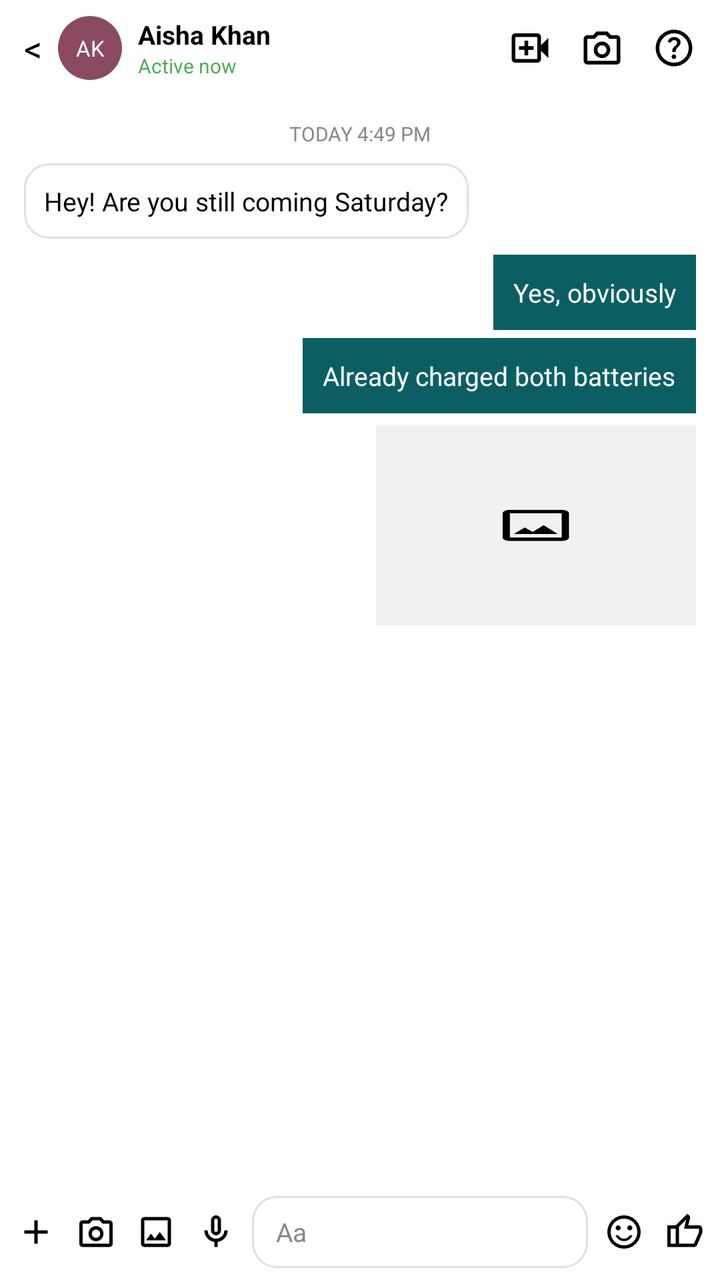
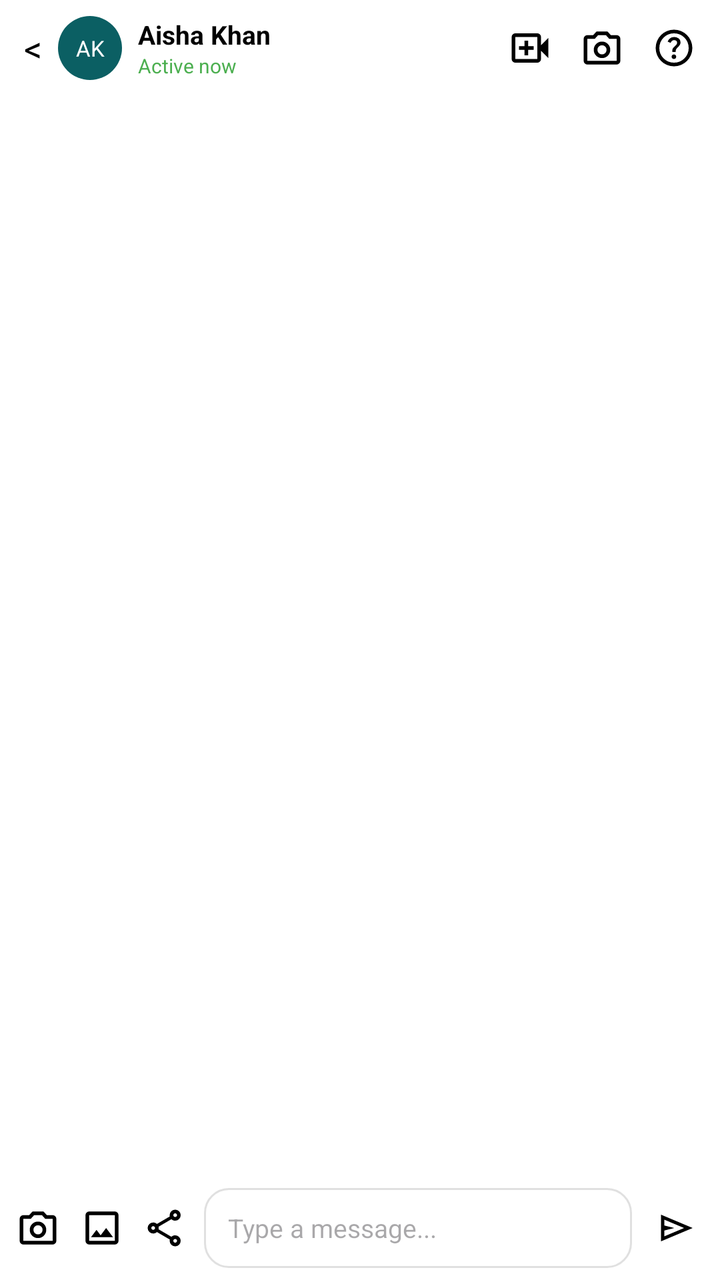

Compare the two renders of this Android layout. The source of the first and the diff that turns it into the second are given below.
<!-- AndroidManifest.xml: application theme Theme.I230720_SMD_Assignment1 -->
<!-- res/layout/dm.xml -->
<?xml version="1.0" encoding="utf-8"?>
<LinearLayout xmlns:android="http://schemas.android.com/apk/res/android"
    android:layout_width="match_parent"
    android:layout_height="match_parent"
    android:background="#FFFFFF"
    android:orientation="vertical">

    <LinearLayout
        android:layout_width="match_parent"
        android:layout_height="48dp"
        android:gravity="center_vertical"
        android:paddingStart="12dp"
        android:paddingEnd="12dp">

        <TextView
            android:id="@+id/btnBack"
            android:layout_width="wrap_content"
            android:layout_height="wrap_content"
            android:text="&lt;"
            android:textColor="#000000"
            android:textSize="18sp" />

        <TextView
            android:layout_width="32dp"
            android:layout_height="32dp"
            android:layout_marginStart="8dp"
            android:background="@drawable/avatar_circle"
            android:backgroundTint="#8B4A62"
            android:gravity="center"
            android:text="AK"
            android:textColor="#FFFFFF"
            android:textSize="11sp" />

        <LinearLayout
            android:layout_width="0dp"
            android:layout_height="wrap_content"
            android:layout_marginStart="8dp"
            android:layout_weight="1"
            android:orientation="vertical">

            <TextView
                android:layout_width="wrap_content"
                android:layout_height="wrap_content"
                android:text="Aisha Khan"
                android:textColor="#000000"
                android:textSize="13sp"
                android:textStyle="bold" />

            <TextView
                android:layout_width="wrap_content"
                android:layout_height="wrap_content"
                android:text="Active now"
                android:textColor="#4CAF50"
                android:textSize="10sp" />
        </LinearLayout>

        <LinearLayout
            android:layout_width="wrap_content"
            android:layout_height="wrap_content"
            android:gravity="center_vertical"
            android:orientation="horizontal">

            <ImageView
                android:id="@+id/btnVoiceCall"
                android:layout_width="22dp"
                android:layout_height="22dp"
                android:contentDescription="Call"
                android:src="@drawable/video_call" />

            <ImageView
                android:id="@+id/btnVideoCall"
                android:layout_width="22dp"
                android:layout_height="22dp"
                android:layout_marginStart="14dp"
                android:contentDescription="Video Call"
                android:src="@drawable/photo_camera" />

            <ImageView
                android:layout_width="22dp"
                android:layout_height="22dp"
                android:layout_marginStart="14dp"
                android:contentDescription="Info"
                android:src="@drawable/help" />
        </LinearLayout>
    </LinearLayout>

    <LinearLayout
        android:layout_width="match_parent"
        android:layout_height="0dp"
        android:layout_weight="1"
        android:orientation="vertical"
        android:padding="12dp">

        <TextView
            android:layout_width="wrap_content"
            android:layout_height="wrap_content"
            android:layout_gravity="center_horizontal"
            android:text="TODAY 4:49 PM"
            android:textColor="#888888"
            android:textSize="10sp" />

        <TextView
            android:layout_width="wrap_content"
            android:layout_height="wrap_content"
            android:layout_marginTop="8dp"
            android:background="@drawable/rounded_card"
            android:padding="10dp"
            android:text="Hey! Are you still coming Saturday?"
            android:textColor="#000000"
            android:textSize="13sp" />

        <TextView
            android:layout_width="wrap_content"
            android:layout_height="wrap_content"
            android:layout_gravity="end"
            android:layout_marginTop="8dp"
            android:background="@color/teal"
            android:padding="10dp"
            android:text="Yes, obviously"
            android:textColor="#FFFFFF"
            android:textSize="13sp" />

        <TextView
            android:layout_width="wrap_content"
            android:layout_height="wrap_content"
            android:layout_gravity="end"
            android:layout_marginTop="4dp"
            android:background="@color/teal"
            android:padding="10dp"
            android:text="Already charged both batteries"
            android:textColor="#FFFFFF"
            android:textSize="13sp" />

        <View
            android:layout_width="160dp"
            android:layout_height="100dp"
            android:layout_gravity="end"
            android:layout_marginTop="6dp"
            android:background="@drawable/placeholder_img" />
    </LinearLayout>

    <LinearLayout
        android:layout_width="match_parent"
        android:layout_height="48dp"
        android:gravity="center_vertical"
        android:paddingStart="8dp"
        android:paddingEnd="8dp">

        <LinearLayout
            android:layout_width="wrap_content"
            android:layout_height="wrap_content"
            android:gravity="center_vertical"
            android:orientation="horizontal">

            <ImageView
                android:layout_width="20dp"
                android:layout_height="20dp"
                android:contentDescription="Add"
                android:src="@drawable/add" />

            <ImageView
                android:layout_width="20dp"
                android:layout_height="20dp"
                android:layout_marginStart="10dp"
                android:contentDescription="Camera"
                android:src="@drawable/photo_camera" />

            <ImageView
                android:layout_width="20dp"
                android:layout_height="20dp"
                android:layout_marginStart="10dp"
                android:contentDescription="Gallery"
                android:src="@drawable/photo" />

            <ImageView
                android:layout_width="20dp"
                android:layout_height="20dp"
                android:layout_marginStart="10dp"
                android:contentDescription="Mic"
                android:src="@drawable/mic" />
        </LinearLayout>

        <TextView
            android:layout_width="0dp"
            android:layout_height="36dp"
            android:layout_marginStart="8dp"
            android:layout_marginEnd="8dp"
            android:layout_weight="1"
            android:background="@drawable/rounded_card"
            android:gravity="center_vertical"
            android:paddingStart="12dp"
            android:text="Aa"
            android:textColor="#888888"
            android:textSize="13sp" />

        <LinearLayout
            android:layout_width="wrap_content"
            android:layout_height="wrap_content"
            android:gravity="center_vertical"
            android:orientation="horizontal">

            <ImageView
                android:layout_width="20dp"
                android:layout_height="20dp"
                android:contentDescription="Emoji"
                android:src="@drawable/sentiment_satisfied" />

            <ImageView
                android:layout_width="20dp"
                android:layout_height="20dp"
                android:layout_marginStart="10dp"
                android:contentDescription="Like"
                android:src="@drawable/thumb_up" />
        </LinearLayout>
    </LinearLayout>

</LinearLayout>
<!-- resources referenced by this layout -->
<resources>
  <color name="teal">#0b5f63</color>
  <!-- drawable add (drawable) -->
  <vector xmlns:android="http://schemas.android.com/apk/res/android"
      android:width="24dp"
      android:height="24dp"
      android:viewportWidth="24"
      android:viewportHeight="24">
      <path android:fillColor="@android:color/black"
          android:pathData="M11,13H5V11h6V5h2v6h6v2H13v6H11V13Z"/>
  </vector>
  <!-- drawable avatar_circle (drawable) -->
  <?xml version="1.0" encoding="utf-8"?>
  <shape xmlns:android="http://schemas.android.com/apk/res/android"
      android:shape="oval">
      <solid android:color="#ffffff" />
  </shape>
  <!-- drawable mic (drawable) -->
  <vector xmlns:android="http://schemas.android.com/apk/res/android"
      android:width="24dp"
      android:height="24dp"
      android:viewportWidth="24"
      android:viewportHeight="24">
      <path android:fillColor="@android:color/black"
          android:pathData="M9.88,13.13Q9,12.25 9,11V5Q9,3.75 9.88,2.88T12,2t2.13,0.88T15,5v6q0,1.25-0.88,2.13T12,14T9.88,13.13ZM12,8ZM11,21V17.93Q8.4,17.58 6.7,15.6T5,11H7q0,2.07 1.46,3.54T12,16t3.54-1.46T17,11h2q0,2.63-1.7,4.6T13,17.93V21H11Zm1.71-9.29Q13,11.43 13,11V5q0-0.43-0.29-0.71T12,4T11.29,4.29T11,5v6q0,0.42 0.29,0.71T12,12t0.71-0.29Z"/>
  </vector>
  <!-- drawable photo (drawable) -->
  <vector xmlns:android="http://schemas.android.com/apk/res/android"
      android:width="24dp"
      android:height="24dp"
      android:viewportWidth="24"
      android:viewportHeight="24">
      <path android:fillColor="@android:color/black"
          android:pathData="M5,21q-0.83,0-1.41-0.59T3,19V5Q3,4.17 3.59,3.59T5,3H19q0.83,0 1.41,0.59T21,5V19q0,0.82-0.59,1.41T19,21H5Zm0-2H19V5H5V19Zm1-2H18l-3.75-5l-3,4L9,13L6,17ZM5,19V5V19Z"/>
  </vector>
  <!-- drawable placeholder_img: png bitmap (drawable, 1396 bytes) -->
  <!-- drawable rounded_card (drawable) -->
  <?xml version="1.0" encoding="utf-8"?>
  <shape xmlns:android="http://schemas.android.com/apk/res/android"
      android:shape="rectangle">
      <solid android:color="#FFFFFF" />
      <corners android:radius="12dp" />
      <stroke android:width="1dp" android:color="#E0E0E0" />
  </shape>
  <!-- drawable sentiment_satisfied (drawable) -->
  <vector xmlns:android="http://schemas.android.com/apk/res/android"
      android:width="24dp"
      android:height="24dp"
      android:viewportWidth="24"
      android:viewportHeight="24">
      <path android:fillColor="@android:color/black"
          android:pathData="M15.5,11q0.63,0 1.06-0.44T17,9.5T16.56,8.44T15.5,8T14.44,8.44T14,9.5t0.44,1.06T15.5,11Zm-7,0q0.63,0 1.06-0.44T10,9.5T9.56,8.44T8.5,8T7.44,8.44T7,9.5t0.44,1.06T8.5,11Zm6.59,5.54Q16.48,15.58 17.1,14H15.45q-0.55,0.92-1.46,1.46T12,16t-1.99-0.54T8.55,14H6.9q0.63,1.57 2.01,2.54T12,17.5t3.09-0.96ZM8.1,21.21q-1.82-0.79-3.17-2.14Q3.58,17.73 2.79,15.9T2,12Q2,9.92 2.79,8.1Q3.58,6.27 4.93,4.93Q6.28,3.57 8.1,2.79Q9.93,2 12,2t3.9,0.79t3.17,2.14q1.35,1.35 2.14,3.17Q22,9.92 22,12t-0.79,3.9t-2.14,3.17q-1.35,1.35-3.17,2.14T12,22q-2.07,0-3.9-0.79ZM12,12Zm5.68,5.68Q20,15.35 20,12T17.68,6.32T12,4T6.33,6.32T4,12t2.33,5.68T12,20t5.68-2.32Z"/>
  </vector>
  <!-- drawable thumb_up (drawable) -->
  <vector xmlns:android="http://schemas.android.com/apk/res/android"
      android:width="24dp"
      android:height="24dp"
      android:viewportWidth="24"
      android:viewportHeight="24">
      <path android:fillColor="@android:color/black"
          android:pathData="M18,21H7V8l7-7l1.25,1.25q0.18,0.17 0.29,0.47T15.65,3.3V3.65L14.55,8H21q0.8,0 1.4,0.6T23,10v2q0,0.17-0.05,0.38t-0.1,0.38l-3,7.05q-0.23,0.5-0.75,0.85T18,21ZM9,19h9l3-7V10H12l1.35-5.5L9,8.85V19ZM9,8.85V10v2v7V8.85ZM7,8v2H4v9H7v2H2V8H7Z"/>
  </vector>
  <style name="Theme.I230720_SMD_Assignment1" parent="Base.Theme.I230720_SMD_Assignment1" />
  <style name="Base.Theme.I230720_SMD_Assignment1" parent="Theme.Material3.DayNight.NoActionBar">
          
          
      </style>
  <!-- unchanged entries left out for length: 3 -->
</resources>

<!-- the commit's change to res/layout/dm.xml (unified diff, before → after) -->
@@ -5,6 +5,7 @@
     android:background="#FFFFFF"
     android:orientation="vertical">
 
+    
     <LinearLayout
         android:layout_width="match_parent"
         android:layout_height="48dp"
@@ -21,11 +22,12 @@
             android:textSize="18sp" />
 
         <TextView
+            android:id="@+id/tvAvatar"
             android:layout_width="32dp"
             android:layout_height="32dp"
             android:layout_marginStart="8dp"
             android:background="@drawable/avatar_circle"
-            android:backgroundTint="#8B4A62"
+            android:backgroundTint="@color/teal"
             android:gravity="center"
             android:text="AK"
             android:textColor="#FFFFFF"
@@ -39,6 +41,7 @@
             android:orientation="vertical">
 
             <TextView
+                android:id="@+id/tvReceiverName"
                 android:layout_width="wrap_content"
                 android:layout_height="wrap_content"
                 android:text="Aisha Khan"
@@ -84,64 +87,49 @@
         </LinearLayout>
     </LinearLayout>
 
-    <LinearLayout
+    
+    <androidx.recyclerview.widget.RecyclerView
+        android:id="@+id/rvMessages"
         android:layout_width="match_parent"
         android:layout_height="0dp"
         android:layout_weight="1"
-        android:orientation="vertical"
-        android:padding="12dp">
+        android:padding="8dp"
+        android:clipToPadding="false" />
+
+    
+    <LinearLayout
+        android:id="@+id/layoutReplyPreview"
+        android:layout_width="match_parent"
+        android:layout_height="wrap_content"
+        android:background="#F0F2F5"
+        android:gravity="center_vertical"
+        android:padding="8dp"
+        android:visibility="gone">
 
         <TextView
+            android:id="@+id/tvReplyPreviewText"
+            android:layout_width="0dp"
+            android:layout_height="wrap_content"
+            android:layout_weight="1"
+            android:text="Replying to: "
+            android:textColor="#555555"
+            android:textSize="12sp"
+            android:textStyle="italic" />
+
+        <TextView
+            android:id="@+id/btnCancelReply"
             android:layout_width="wrap_content"
             android:layout_height="wrap_content"
-            android:layout_gravity="center_horizontal"
-            android:text="TODAY 4:49 PM"
+            android:padding="4dp"
+            android:text="✕"
             android:textColor="#888888"
-            android:textSize="10sp" />
-
-        <TextView
-            android:layout_width="wrap_content"
-            android:layout_height="wrap_content"
-            android:layout_marginTop="8dp"
-            android:background="@drawable/rounded_card"
-            android:padding="10dp"
-            android:text="Hey! Are you still coming Saturday?"
-            android:textColor="#000000"
-            android:textSize="13sp" />
-
-        <TextView
-            android:layout_width="wrap_content"
-            android:layout_height="wrap_content"
-            android:layout_gravity="end"
-            android:layout_marginTop="8dp"
-            android:background="@color/teal"
-            android:padding="10dp"
-            android:text="Yes, obviously"
-            android:textColor="#FFFFFF"
-            android:textSize="13sp" />
-
-        <TextView
-            android:layout_width="wrap_content"
-            android:layout_height="wrap_content"
-            android:layout_gravity="end"
-            android:layout_marginTop="4dp"
-            android:background="@color/teal"
-            android:padding="10dp"
-            android:text="Already charged both batteries"
-            android:textColor="#FFFFFF"
-            android:textSize="13sp" />
-
-        <View
-            android:layout_width="160dp"
-            android:layout_height="100dp"
-            android:layout_gravity="end"
-            android:layout_marginTop="6dp"
-            android:background="@drawable/placeholder_img" />
+            android:textSize="14sp" />
     </LinearLayout>
 
+    
     <LinearLayout
         android:layout_width="match_parent"
-        android:layout_height="48dp"
+        android:layout_height="52dp"
         android:gravity="center_vertical"
         android:paddingStart="8dp"
         android:paddingEnd="8dp">
@@ -153,65 +141,51 @@
             android:orientation="horizontal">
 
             <ImageView
-                android:layout_width="20dp"
-                android:layout_height="20dp"
-                android:contentDescription="Add"
-                android:src="@drawable/add" />
-
-            <ImageView
-                android:layout_width="20dp"
-                android:layout_height="20dp"
-                android:layout_marginStart="10dp"
+                android:id="@+id/btnCameraMedia"
+                android:layout_width="22dp"
+                android:layout_height="22dp"
                 android:contentDescription="Camera"
                 android:src="@drawable/photo_camera" />
 
             <ImageView
-                android:layout_width="20dp"
-                android:layout_height="20dp"
+                android:id="@+id/btnGalleryMedia"
+                android:layout_width="22dp"
+                android:layout_height="22dp"
                 android:layout_marginStart="10dp"
                 android:contentDescription="Gallery"
                 android:src="@drawable/photo" />
 
             <ImageView
-                android:layout_width="20dp"
-                android:layout_height="20dp"
+                android:id="@+id/btnSharePost"
+                android:layout_width="22dp"
+                android:layout_height="22dp"
                 android:layout_marginStart="10dp"
-                android:contentDescription="Mic"
-                android:src="@drawable/mic" />
+                android:contentDescription="Post"
+                android:src="@drawable/share" />
         </LinearLayout>
 
-        <TextView
+        <EditText
+            android:id="@+id/etMessageInput"
             android:layout_width="0dp"
-            android:layout_height="36dp"
+            android:layout_height="40dp"
             android:layout_marginStart="8dp"
             android:layout_marginEnd="8dp"
             android:layout_weight="1"
             android:background="@drawable/rounded_card"
-            android:gravity="center_vertical"
+            android:hint="Type a message..."
+            android:inputType="textCapSentences|textMultiLine"
             android:paddingStart="12dp"
-            android:text="Aa"
-            android:textColor="#888888"
+            android:paddingEnd="12dp"
+            android:textColor="#000000"
             android:textSize="13sp" />
 
-        <LinearLayout
-            android:layout_width="wrap_content"
-            android:layout_height="wrap_content"
-            android:gravity="center_vertical"
-            android:orientation="horizontal">
-
-            <ImageView
-                android:layout_width="20dp"
-                android:layout_height="20dp"
-                android:contentDescription="Emoji"
-                android:src="@drawable/sentiment_satisfied" />
-
-            <ImageView
-                android:layout_width="20dp"
-                android:layout_height="20dp"
-                android:layout_marginStart="10dp"
-                android:contentDescription="Like"
-                android:src="@drawable/thumb_up" />
-        </LinearLayout>
+        <ImageView
+            android:id="@+id/btnSendMessage"
+            android:layout_width="28dp"
+            android:layout_height="28dp"
+            android:contentDescription="Send"
+            android:padding="4dp"
+            android:src="@drawable/send" />
     </LinearLayout>
 
 </LinearLayout>
<!-- resource entries referenced after the edit -->
@@ -1,30 +1,12 @@
 <!-- resources referenced by this layout -->
 <resources>
   <color name="teal">#0b5f63</color>
-  <!-- drawable add (drawable) -->
-  <vector xmlns:android="http://schemas.android.com/apk/res/android"
-      android:width="24dp"
-      android:height="24dp"
-      android:viewportWidth="24"
-      android:viewportHeight="24">
-      <path android:fillColor="@android:color/black"
-          android:pathData="M11,13H5V11h6V5h2v6h6v2H13v6H11V13Z"/>
-  </vector>
   <!-- drawable avatar_circle (drawable) -->
   <?xml version="1.0" encoding="utf-8"?>
   <shape xmlns:android="http://schemas.android.com/apk/res/android"
       android:shape="oval">
       <solid android:color="#ffffff" />
   </shape>
-  <!-- drawable mic (drawable) -->
-  <vector xmlns:android="http://schemas.android.com/apk/res/android"
-      android:width="24dp"
-      android:height="24dp"
-      android:viewportWidth="24"
-      android:viewportHeight="24">
-      <path android:fillColor="@android:color/black"
-          android:pathData="M9.88,13.13Q9,12.25 9,11V5Q9,3.75 9.88,2.88T12,2t2.13,0.88T15,5v6q0,1.25-0.88,2.13T12,14T9.88,13.13ZM12,8ZM11,21V17.93Q8.4,17.58 6.7,15.6T5,11H7q0,2.07 1.46,3.54T12,16t3.54-1.46T17,11h2q0,2.63-1.7,4.6T13,17.93V21H11Zm1.71-9.29Q13,11.43 13,11V5q0-0.43-0.29-0.71T12,4T11.29,4.29T11,5v6q0,0.42 0.29,0.71T12,12t0.71-0.29Z"/>
-  </vector>
   <!-- drawable photo (drawable) -->
   <vector xmlns:android="http://schemas.android.com/apk/res/android"
       android:width="24dp"
@@ -34,7 +16,6 @@
       <path android:fillColor="@android:color/black"
           android:pathData="M5,21q-0.83,0-1.41-0.59T3,19V5Q3,4.17 3.59,3.59T5,3H19q0.83,0 1.41,0.59T21,5V19q0,0.82-0.59,1.41T19,21H5Zm0-2H19V5H5V19Zm1-2H18l-3.75-5l-3,4L9,13L6,17ZM5,19V5V19Z"/>
   </vector>
-  <!-- drawable placeholder_img: png bitmap (drawable, 1396 bytes) -->
   <!-- drawable rounded_card (drawable) -->
   <?xml version="1.0" encoding="utf-8"?>
   <shape xmlns:android="http://schemas.android.com/apk/res/android"
@@ -43,23 +24,23 @@
       <corners android:radius="12dp" />
       <stroke android:width="1dp" android:color="#E0E0E0" />
   </shape>
-  <!-- drawable sentiment_satisfied (drawable) -->
+  <!-- drawable send (drawable) -->
   <vector xmlns:android="http://schemas.android.com/apk/res/android"
       android:width="24dp"
       android:height="24dp"
       android:viewportWidth="24"
       android:viewportHeight="24">
       <path android:fillColor="@android:color/black"
-          android:pathData="M15.5,11q0.63,0 1.06-0.44T17,9.5T16.56,8.44T15.5,8T14.44,8.44T14,9.5t0.44,1.06T15.5,11Zm-7,0q0.63,0 1.06-0.44T10,9.5T9.56,8.44T8.5,8T7.44,8.44T7,9.5t0.44,1.06T8.5,11Zm6.59,5.54Q16.48,15.58 17.1,14H15.45q-0.55,0.92-1.46,1.46T12,16t-1.99-0.54T8.55,14H6.9q0.63,1.57 2.01,2.54T12,17.5t3.09-0.96ZM8.1,21.21q-1.82-0.79-3.17-2.14Q3.58,17.73 2.79,15.9T2,12Q2,9.92 2.79,8.1Q3.58,6.27 4.93,4.93Q6.28,3.57 8.1,2.79Q9.93,2 12,2t3.9,0.79t3.17,2.14q1.35,1.35 2.14,3.17Q22,9.92 22,12t-0.79,3.9t-2.14,3.17q-1.35,1.35-3.17,2.14T12,22q-2.07,0-3.9-0.79ZM12,12Zm5.68,5.68Q20,15.35 20,12T17.68,6.32T12,4T6.33,6.32T4,12t2.33,5.68T12,20t5.68-2.32Z"/>
+          android:pathData="M3,20V4l19,8L3,20Zm2-3l11.85-5L5,7v3.5L11,12L5,13.5V17Zm0,0V12V7v3.5v3V17Z"/>
   </vector>
-  <!-- drawable thumb_up (drawable) -->
+  <!-- drawable share (drawable) -->
   <vector xmlns:android="http://schemas.android.com/apk/res/android"
       android:width="24dp"
       android:height="24dp"
       android:viewportWidth="24"
       android:viewportHeight="24">
       <path android:fillColor="@android:color/black"
-          android:pathData="M18,21H7V8l7-7l1.25,1.25q0.18,0.17 0.29,0.47T15.65,3.3V3.65L14.55,8H21q0.8,0 1.4,0.6T23,10v2q0,0.17-0.05,0.38t-0.1,0.38l-3,7.05q-0.23,0.5-0.75,0.85T18,21ZM9,19h9l3-7V10H12l1.35-5.5L9,8.85V19ZM9,8.85V10v2v7V8.85ZM7,8v2H4v9H7v2H2V8H7Z"/>
+          android:pathData="M17,22q-1.25,0-2.13-0.88T14,19q0-0.15 0.08-0.7L7.05,14.2q-0.4,0.38-0.93,0.59T5,15q-1.25,0-2.13-0.88T2,12T2.88,9.88T5,9Q5.6,9 6.13,9.21T7.05,9.8l7.03-4.1q-0.05-0.18-0.06-0.34T14,5q0-1.25 0.88-2.13T17,2t2.13,0.88T20,5T19.13,7.13T17,8q-0.6,0-1.13-0.21T14.95,7.2L7.93,11.3q0.05,0.18 0.06,0.34T8,12T7.99,12.36T7.93,12.7l7.03,4.1q0.4-0.38 0.92-0.59T17,16q1.25,0 2.13,0.88T20,19t-0.88,2.13T17,22Zm0-2q0.43,0 0.71-0.29Q18,19.43 18,19t-0.29-0.71T17,18t-0.71,0.29T16,19t0.29,0.71T17,20ZM5,13q0.43,0 0.71-0.29Q6,12.43 6,12T5.71,11.29T5,11q-0.42,0-0.71,0.29T4,12t0.29,0.71T5,13ZM17.71,5.71Q18,5.43 18,5T17.71,4.29T17,4T16.29,4.29T16,5t0.29,0.71T17,6t0.71-0.29ZM17,19ZM5,12ZM17,5Z"/>
   </vector>
   <style name="Theme.I230720_SMD_Assignment1" parent="Base.Theme.I230720_SMD_Assignment1" />
   <style name="Base.Theme.I230720_SMD_Assignment1" parent="Theme.Material3.DayNight.NoActionBar">
